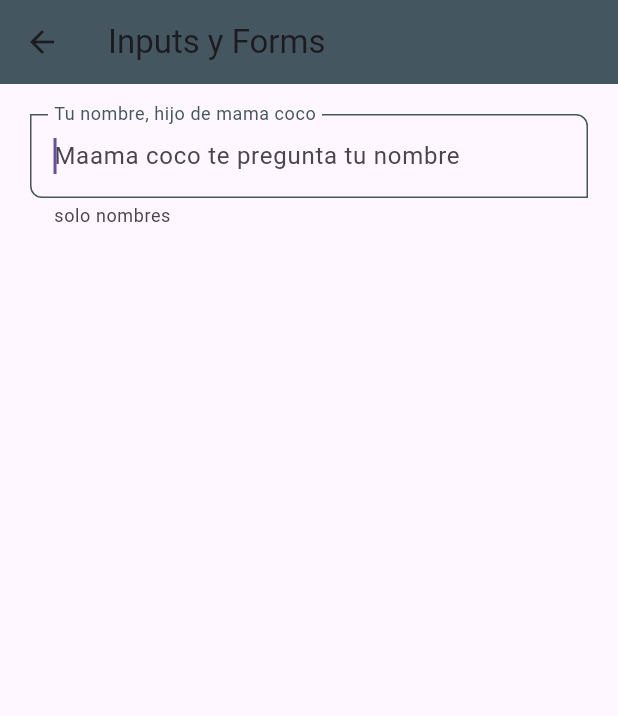
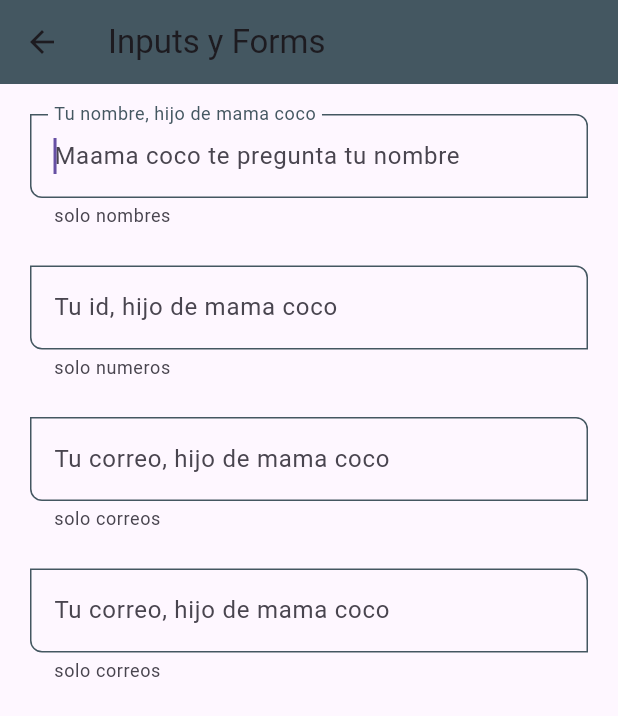
Before and after one commit to Cesarcceo/Curso-Flutter, a Flutter app: the InputsScreen screen opened by its route, on a phone screen of 412 x 824 dp. Shown: the top 716 px of the screen. Run offline on Flutter 3.47's test engine with Material 3 defaults, Android fonts, the phone set to English and light mode, and no system bars.

Commit message:
Upgrading dependencies (custom_input_fiel.dart): :arrow_down: se agrego la opcion de que los Text input field puedan cambiar el teclado dependiendo de la informacion que se va a poner

```diff
--- a/lib/screens/inputs_screen.dart
+++ b/lib/screens/inputs_screen.dart
@@ -21,6 +21,32 @@ class InputsScreen extends StatelessWidget {
                 helperText: 'solo nombres',
                 hintText: 'Maama coco te pregunta tu nombre',
               ),
+              SizedBox(
+                height: 25,
+              ),
+              CustomInputField(
+                labelText: 'Tu id, hijo de mama coco',
+                helperText: 'solo numeros',
+                hintText: 'Maama coco te pregunta tu id',
+              ),
+              SizedBox(
+                height: 25,
+              ),
+              CustomInputField(
+                labelText: 'Tu correo, hijo de mama coco',
+                helperText: 'solo correos',
+                hintText: 'Maama coco te pregunta tu correo',
+                keyboardType: TextInputType.emailAddress,
+              ),
+              SizedBox(
+                height: 25,
+              ),
+              CustomInputField(
+                labelText: 'Tu correo, hijo de mama coco',
+                helperText: 'solo correos',
+                hintText: 'Maama coco te pregunta tu correo',
+                obcureText: true,
+              ),
             ],
           ),
         ),
--- a/lib/widgets/custom_input_field.dart
+++ b/lib/widgets/custom_input_field.dart
@@ -6,6 +6,8 @@ class CustomInputField extends StatelessWidget {
   final String? helperText;
   final IconData? icon;
   final IconData? suffixIcon;
+  final TextInputType? keyboardType;
+  final bool obcureText;
 
   const CustomInputField({
     super.key,
@@ -14,6 +16,8 @@ class CustomInputField extends StatelessWidget {
     this.helperText,
     this.icon,
     this.suffixIcon,
+    this.keyboardType,
+    this.obcureText = false,
   });
 
   @override
@@ -22,6 +26,8 @@ class CustomInputField extends StatelessWidget {
       autofocus: true,
       initialValue: '',
       textCapitalization: TextCapitalization.words,
+      keyboardType: keyboardType,
+      obscureText: obcureText,
       onChanged: (value) {
         print('value $value');
       },
```
